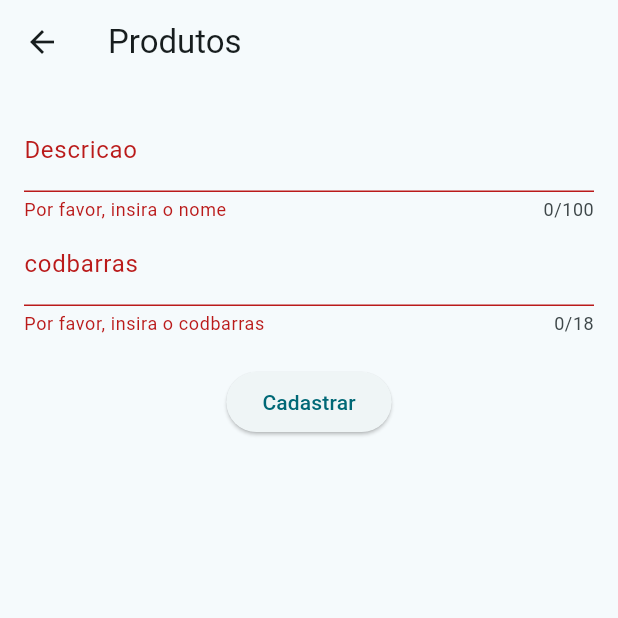
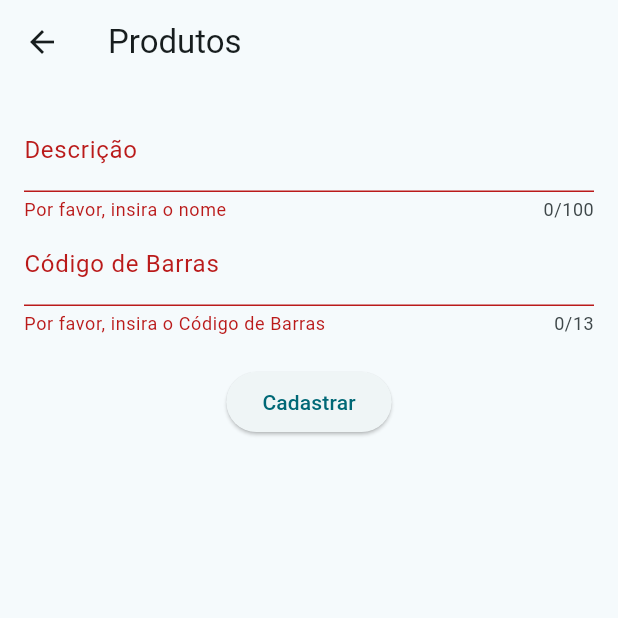
Before and after one commit to mateusrg/front_mercado, a Flutter app: the ProdutosFormPage screen opened directly with empty values, after a tap on "Cadastrar", on a phone screen of 412 x 824 dp, the top half of it. Run offline on Flutter 3.47's test engine with Material 3 defaults, Android fonts, the phone set to English and light mode, and no system bars; our stand-ins replace flutter_masked_text2, shared_preferences; accounts and stored records are empty.

Commit message:
Produtos_page Atualizada

```diff
--- a/lib/pages/produtos/produtos_page.dart
+++ b/lib/pages/produtos/produtos_page.dart
@@ -268,7 +268,7 @@ class _ProdutosFormPageState extends State<ProdutosFormPage> {
             children: <Widget>[
               TextFormField(
                 controller: _descricaoController,
-                decoration: const InputDecoration(labelText: 'Descricao'),
+                decoration: const InputDecoration(labelText: 'Descrição'),
                 maxLength: 100,
                 validator: (value) {
                   if (value == null || value.isEmpty) {
@@ -279,15 +279,15 @@ class _ProdutosFormPageState extends State<ProdutosFormPage> {
               ),
               TextFormField(
                 controller: _codbarrasController,
-                decoration: const InputDecoration(labelText: 'codbarras'),
-                maxLength: 18,
+                decoration: const InputDecoration(labelText: 'Código de Barras'),
+                maxLength: 13,
                 keyboardType: TextInputType.number,
                 validator: (value) {
                   if (value == null || value.isEmpty) {
-                    return 'Por favor, insira o codbarras';
+                    return 'Por favor, insira o Código de Barras';
                   }
                   if (value.length != 13) {
-                    return 'O Codigo de barras deve ter 13 caracteres';
+                    return 'O Código de barras deve ter 13 caracteres';
                   }
                   return null;
                 },
```
